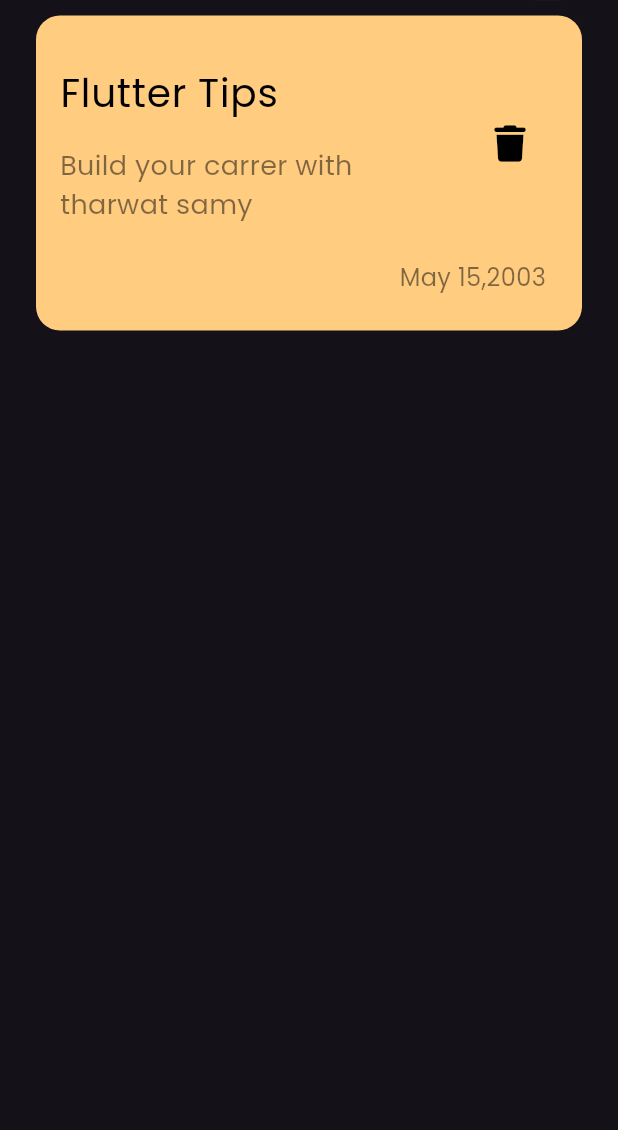
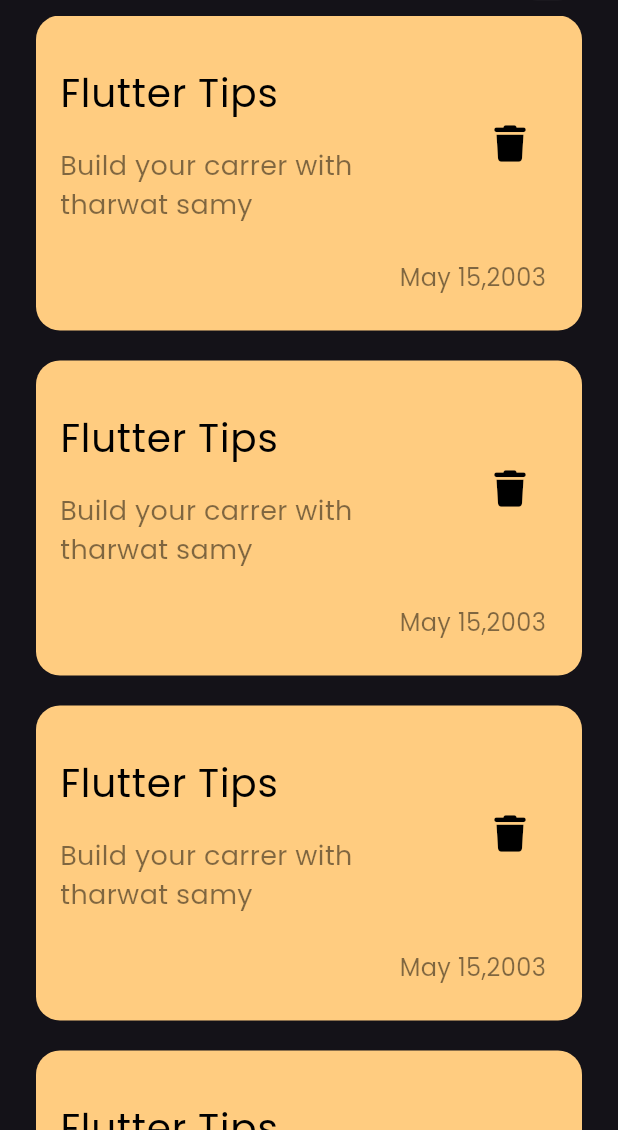
Before and after one commit to Youssef-Mustafa/notes_app, a Flutter app: the screen it shows after launch, on a phone screen of 412 x 824 dp, the part 106-1236 px from its top. Run offline on Flutter 3.47's test engine with Material 3 defaults, Android fonts, the phone set to English and light mode, and no system bars; our stand-ins replace font_awesome_flutter.

Commit message:
add notes list view builder

```diff
--- a/lib/views/widgets/notes_item.dart
+++ b/lib/views/widgets/notes_item.dart
@@ -6,7 +6,9 @@ class NotesItem extends StatelessWidget {
 
   @override
   Widget build(BuildContext context) {
-    return Container(
+    return Padding(
+      padding: const EdgeInsets.only(bottom: 20),
+      child: Container(
         padding: const EdgeInsets.only(
           top: 24,
           bottom: 24,
@@ -59,6 +61,7 @@ class NotesItem extends StatelessWidget {
             ),
           ],
         ),
+      ),
     );
   }
 }
--- /dev/null
+++ b/lib/views/widgets/notes_list_view.dart
@@ -0,0 +1,20 @@
+import 'package:flutter/material.dart';
+import 'package:notes_app/views/widgets/notes_item.dart';
+
+class NotesListView extends StatelessWidget {
+  const NotesListView({
+    super.key,
+  });
+
+  @override
+  Widget build(BuildContext context) {
+    return Expanded(
+      child: ListView.builder(
+        itemCount: 10,
+        itemBuilder: (context, index) {
+          return const NotesItem();
+        },
+      ),
+    );
+  }
+}
--- a/lib/views/widgets/notes_view_body.dart
+++ b/lib/views/widgets/notes_view_body.dart
@@ -1,6 +1,6 @@
 import 'package:flutter/material.dart';
 import 'package:notes_app/views/widgets/custom_app_bar.dart';
-import 'package:notes_app/views/widgets/notes_item.dart';
+import 'package:notes_app/views/widgets/notes_list_view.dart';
 
 class NotesViewBody extends StatelessWidget {
   const NotesViewBody({super.key});
@@ -18,7 +18,7 @@ class NotesViewBody extends StatelessWidget {
           SizedBox(
             height: 10,
           ),
-          NotesItem(),
+          NotesListView()
         ],
       ),
     );
```
Also changed, not shown: 1 other file. Lines whose indentation alone changed are shown as unchanged.
